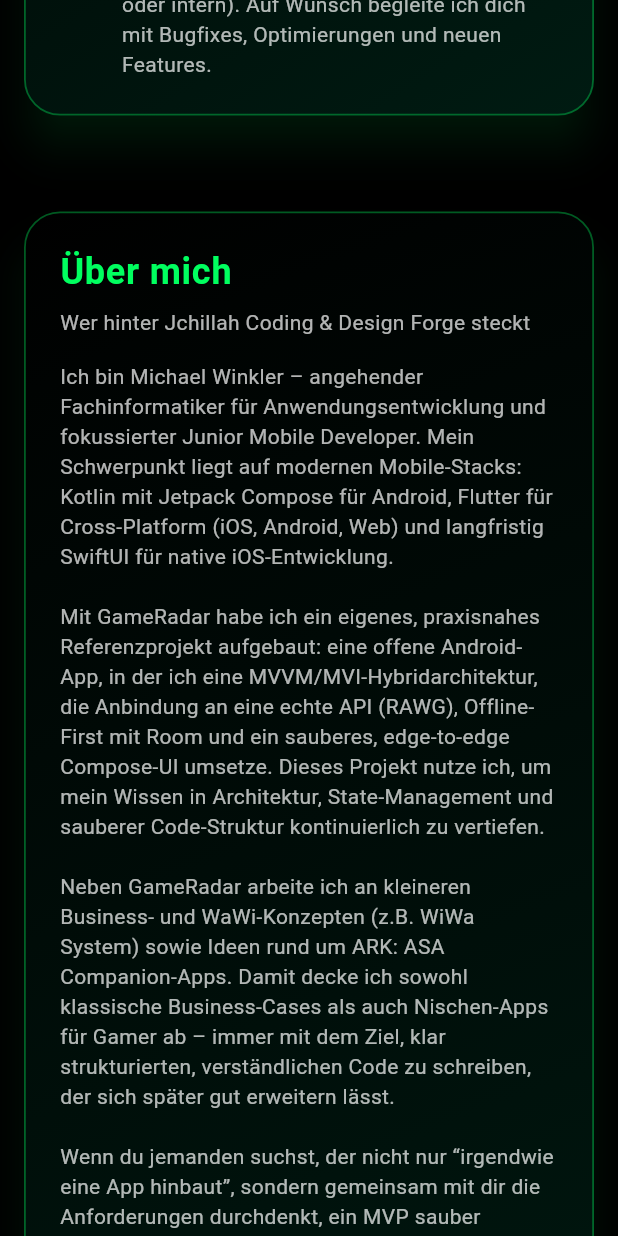
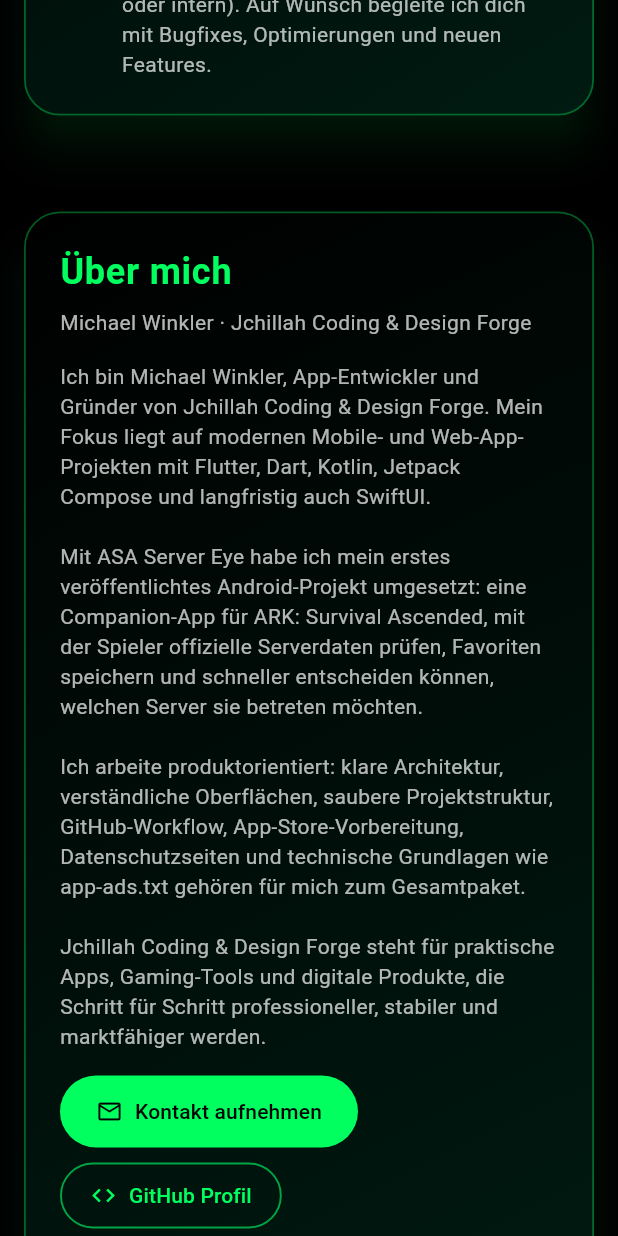
Before and after one commit to jchillah/jchillah_company_site, a Flutter app: the screen it shows after launch, scrolled down 3456 dp, on a phone screen of 412 x 824 dp. Run offline on Flutter 3.47's test engine with Material 3 defaults, Android fonts, the phone set to English and light mode, and no system bars.

Commit message:
Update about section for ASA Server Eye brand focus

```diff
--- a/lib/src/core/widgets/homepage/sections/about_section.dart
+++ b/lib/src/core/widgets/homepage/sections/about_section.dart
@@ -11,33 +11,37 @@
     await launchUrl(uri, mode: LaunchMode.externalApplication);
   }
 
+  Future<void> _openMail() async {
+    final uri = Uri(
+      scheme: 'mailto',
+      path: 'jchillah@gmail.com',
+      query:
+          'subject=Projektanfrage%20-%20Jchillah%20Coding%20%26%20Design%20Forge',
+    );
+    await launchUrl(uri, mode: LaunchMode.platformDefault);
+  }
+
   @override
   Widget build(BuildContext context) {
     final theme = Theme.of(context);
 
     return Section(
       title: 'Über mich',
-      subtitle: 'Wer hinter Jchillah Coding & Design Forge steckt',
+      subtitle: 'Michael Winkler · Jchillah Coding & Design Forge',
       child: Column(
         crossAxisAlignment: CrossAxisAlignment.start,
         children: [
           Text(
-            'Ich bin Michael Winkler – angehender Fachinformatiker für Anwendungsentwicklung '
-            'und fokussierter Junior Mobile Developer. Mein Schwerpunkt liegt auf modernen '
-            'Mobile-Stacks: Kotlin mit Jetpack Compose für Android, Flutter für Cross-Platform '
-            '(iOS, Android, Web) und langfristig SwiftUI für native iOS-Entwicklung.\n\n'
-            'Mit GameRadar habe ich ein eigenes, praxisnahes Referenzprojekt aufgebaut: eine offene '
-            'Android-App, in der ich eine MVVM/MVI-Hybridarchitektur, die Anbindung an eine echte '
-            'API (RAWG), Offline-First mit Room und ein sauberes, edge-to-edge Compose-UI umsetze. '
-            'Dieses Projekt nutze ich, um mein Wissen in Architektur, State-Management und '
-            'sauberer Code-Struktur kontinuierlich zu vertiefen.\n\n'
-            'Neben GameRadar arbeite ich an kleineren Business- und WaWi-Konzepten (z.B. WiWa System) '
-            'sowie Ideen rund um ARK: ASA Companion-Apps. Damit decke ich sowohl klassische '
-            'Business-Cases als auch Nischen-Apps für Gamer ab – immer mit dem Ziel, klar '
-            'strukturierten, verständlichen Code zu schreiben, der sich später gut erweitern lässt.\n\n'
-            'Wenn du jemanden suchst, der nicht nur “irgendwie eine App hinbaut”, sondern gemeinsam '
-            'mit dir die Anforderungen durchdenkt, ein MVP sauber strukturiert und transparent arbeitet, '
-            'bist du bei Jchillah Coding & Design Forge genau richtig.',
+            'Ich bin Michael Winkler, App-Entwickler und Gründer von Jchillah Coding & Design Forge. '
+            'Mein Fokus liegt auf modernen Mobile- und Web-App-Projekten mit Flutter, Dart, Kotlin, '
+            'Jetpack Compose und langfristig auch SwiftUI.\n\n'
+            'Mit ASA Server Eye habe ich mein erstes veröffentlichtes Android-Projekt umgesetzt: '
+            'eine Companion-App für ARK: Survival Ascended, mit der Spieler offizielle Serverdaten prüfen, '
+            'Favoriten speichern und schneller entscheiden können, welchen Server sie betreten möchten.\n\n'
+            'Ich arbeite produktorientiert: klare Architektur, verständliche Oberflächen, saubere Projektstruktur, '
+            'GitHub-Workflow, App-Store-Vorbereitung, Datenschutzseiten und technische Grundlagen wie app-ads.txt gehören für mich zum Gesamtpaket.\n\n'
+            'Jchillah Coding & Design Forge steht für praktische Apps, Gaming-Tools und digitale Produkte, '
+            'die Schritt für Schritt professioneller, stabiler und marktfähiger werden.',
             style: theme.textTheme.bodyMedium?.copyWith(color: Colors.white70),
           ),
           const SizedBox(height: 16),
@@ -46,10 +50,9 @@
             runSpacing: 8,
             children: [
               FilledButton.icon(
-                onPressed: () =>
-                    _openUrl('https://my-personal-cv-app-65750.web.app/'),
-                icon: const Icon(Icons.person),
-                label: const Text('CV als Web-App öffnen'),
+                onPressed: _openMail,
+                icon: const Icon(Icons.mail_outline),
+                label: const Text('Kontakt aufnehmen'),
               ),
               OutlinedButton.icon(
                 onPressed: () => _openUrl('https://github.com/jchillah'),
@@ -58,9 +61,9 @@
               ),
               OutlinedButton.icon(
                 onPressed: () =>
-                    _openUrl('https://github.com/jchillah/GameRadar'),
-                icon: const Icon(Icons.videogame_asset_outlined),
-                label: const Text('GameRadar auf GitHub'),
+                    _openUrl('https://github.com/jchillah/asa-server-eye'),
+                icon: const Icon(Icons.visibility_outlined),
+                label: const Text('ASA Server Eye auf GitHub'),
               ),
             ],
           ),
```
